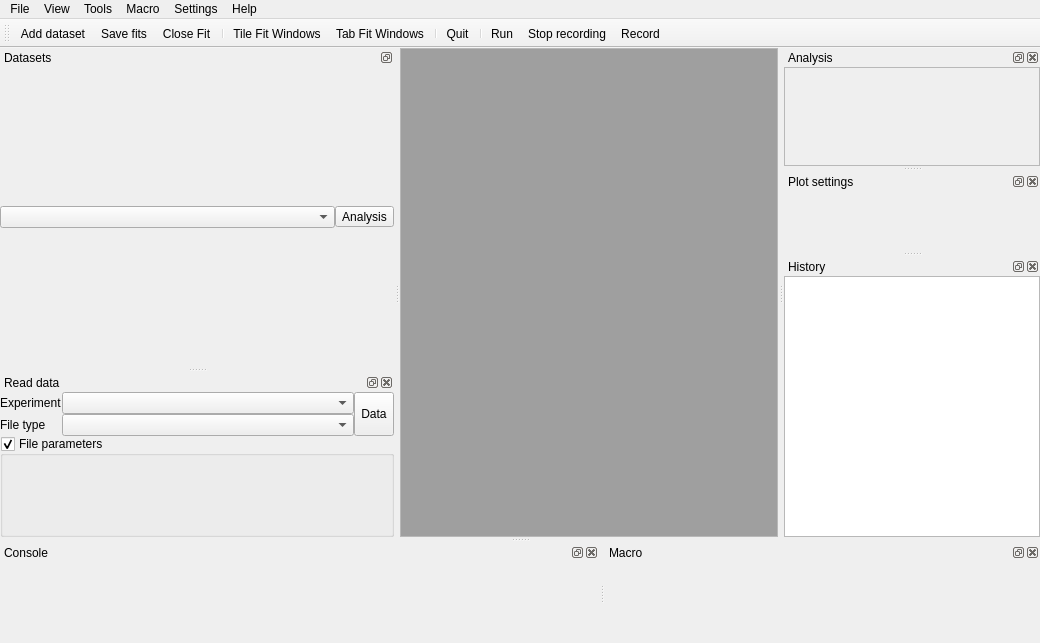
Before: the Qt Designer form chisurf/gui/gui.ui in Fluorescence-Tools/chisurf, drawn with Qt 5.
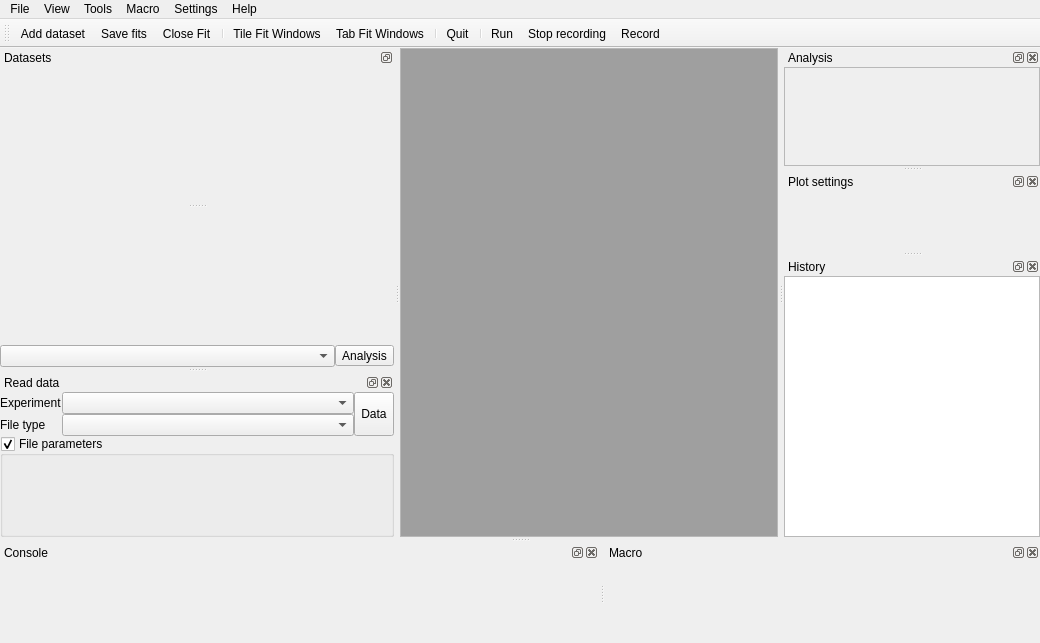
After: the same form once the commit is applied. Icons and pictures are not drawn.

```diff
--- a/chisurf/gui/gui.ui
+++ b/chisurf/gui/gui.ui
@@ -625,6 +625,23 @@
        </property>
       </widget>
      </item>
+     <item row="0" column="0" colspan="2">
+      <widget class="QSplitter" name="splitter">
+       <property name="orientation">
+        <enum>Qt::Vertical</enum>
+       </property>
+       <widget class="QWidget" name="">
+        <layout class="QVBoxLayout" name="verticalLayout_8">
+         <property name="spacing">
+          <number>0</number>
+         </property>
+        </layout>
+       </widget>
+       <widget class="QWidget" name="verticalLayoutWidget">
+        <layout class="QVBoxLayout" name="verticalLayout_5"/>
+       </widget>
+      </widget>
+     </item>
     </layout>
    </widget>
   </widget>
```
Left out of the diff: 13 changed lines with no effect on the pictures.
